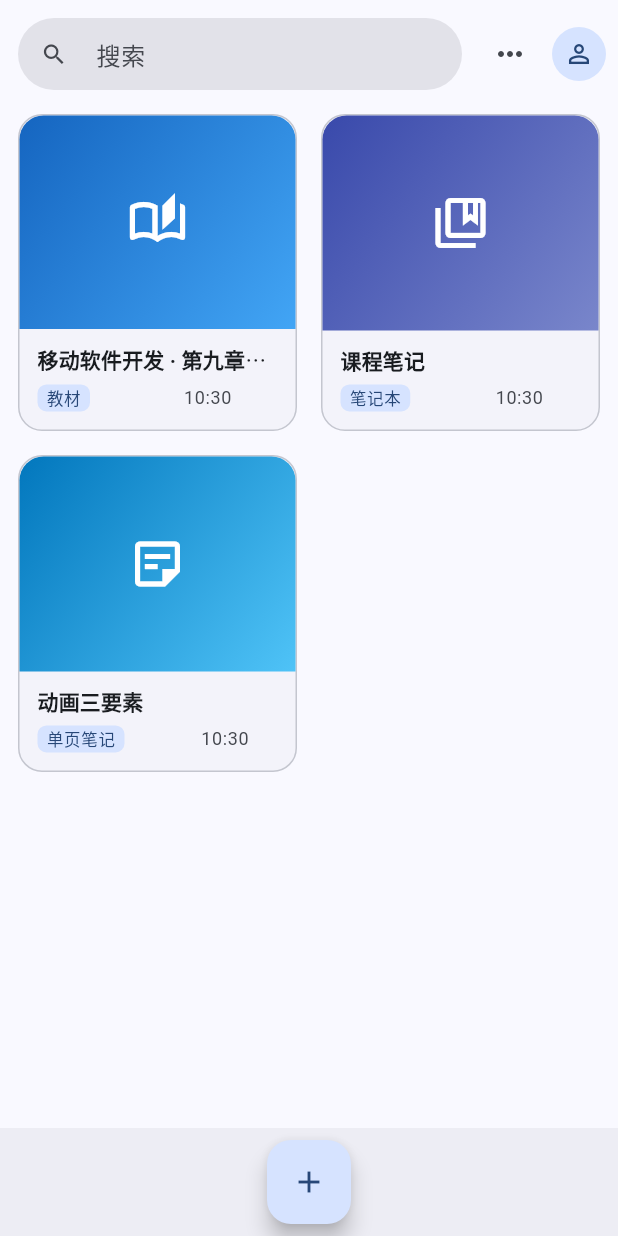
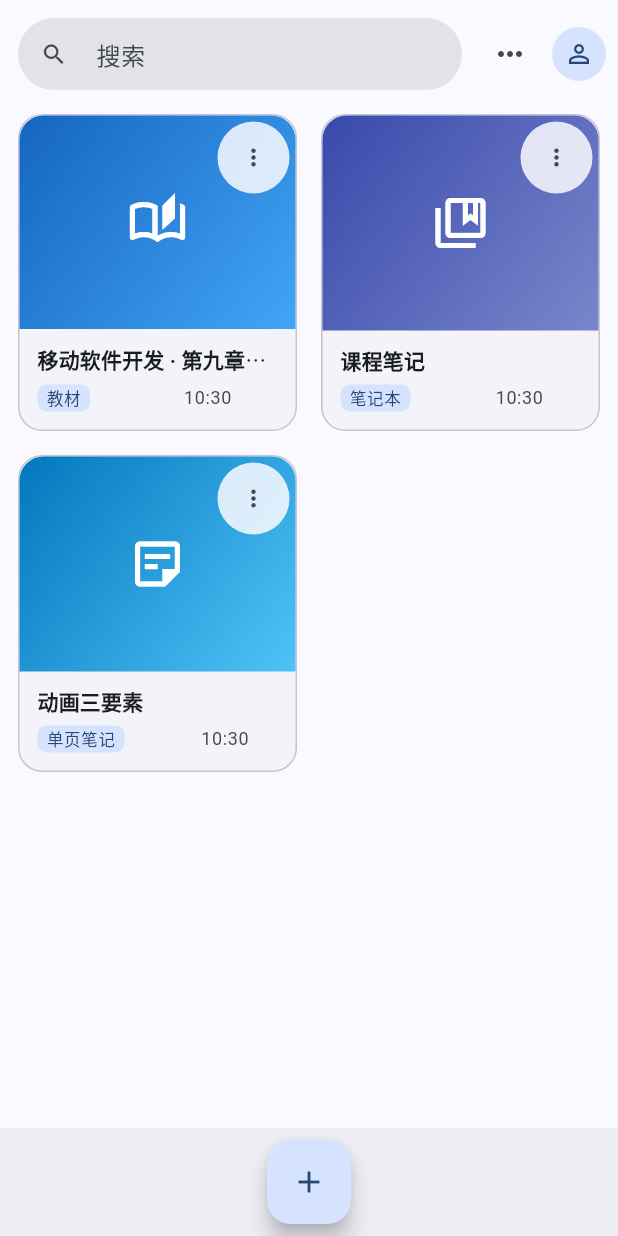
Before and after one commit to handsome-lyl/eNoteBook, a Flutter app: the screen it shows after launch, on a phone screen of 412 x 824 dp. Run offline on Flutter 3.47's test engine with Material 3 defaults, Android fonts, the phone set to English and light mode, and no system bars; our stand-ins replace file_picker.

Commit message:
feat: 支持删除教材、笔记本与单页笔记
卡片右上角新增更多菜单，删除前二次确认；删除教材/笔记本时连同其下单页笔记一并删除，笔记本详情页也可单独删除单页笔记。

```diff
--- a/lib/widgets/entry_card.dart
+++ b/lib/widgets/entry_card.dart
@@ -9,10 +9,16 @@ import 'entry_cover.dart';
 /// 鼠标悬浮时使用 AnimatedScale + AnimatedContainer 做隐式过渡
 /// （教材 9.7：动画过渡组件）。
 class EntryCard extends StatefulWidget {
-  const EntryCard({super.key, required this.entry, required this.onTap});
+  const EntryCard({
+    super.key,
+    required this.entry,
+    required this.onTap,
+    required this.onDelete,
+  });
 
   final Entry entry;
   final VoidCallback onTap;
+  final VoidCallback onDelete;
 
   @override
   State<EntryCard> createState() => _EntryCardState();
@@ -53,14 +59,17 @@ class _EntryCardState extends State<EntryCard> {
                     ]
                   : const <BoxShadow>[],
             ),
-            child: Column(
+            child: Stack(
+              children: <Widget>[
+                Column(
                   crossAxisAlignment: CrossAxisAlignment.stretch,
                   children: <Widget>[
                     Expanded(
                       child: EntryCover(
                         entry: widget.entry,
-                    borderRadius:
-                        const BorderRadius.vertical(top: Radius.circular(16)),
+                        borderRadius: const BorderRadius.vertical(
+                          top: Radius.circular(16),
+                        ),
                       ),
                     ),
                     Padding(
@@ -88,8 +97,8 @@ class _EntryCardState extends State<EntryCard> {
                                 ),
                                 child: Text(
                                   widget.entry.kind.label,
-                              style: theme.textTheme.labelSmall
-                                  ?.copyWith(color: colors.onPrimaryContainer),
+                                  style: theme.textTheme.labelSmall?.copyWith(
+                                      color: colors.onPrimaryContainer),
                                 ),
                               ),
                               const Spacer(),
@@ -98,13 +107,47 @@ class _EntryCardState extends State<EntryCard> {
                                   formatEntryTime(widget.entry.updatedAt),
                                   maxLines: 1,
                                   overflow: TextOverflow.ellipsis,
-                              style: theme.textTheme.bodySmall
-                                  ?.copyWith(color: colors.onSurfaceVariant),
+                                  style: theme.textTheme.bodySmall?.copyWith(
+                                      color: colors.onSurfaceVariant),
                                 ),
                               ),
                             ],
                           ),
                         ],
+                      ),
+                    ),
+                  ],
+                ),
+                Positioned(
+                  top: 4,
+                  right: 4,
+                  child: Material(
+                    color: colors.surface.withValues(alpha: 0.86),
+                    shape: const CircleBorder(),
+                    clipBehavior: Clip.antiAlias,
+                    child: PopupMenuButton<String>(
+                      tooltip: '更多操作',
+                      iconSize: 18,
+                      padding: EdgeInsets.zero,
+                      icon: Icon(Icons.more_vert,
+                          color: colors.onSurfaceVariant),
+                      onSelected: (value) {
+                        if (value == 'delete') widget.onDelete();
+                      },
+                      itemBuilder: (_) => const <PopupMenuEntry<String>>[
+                        PopupMenuItem<String>(
+                          value: 'delete',
+                          child: Row(
+                            mainAxisSize: MainAxisSize.min,
+                            children: <Widget>[
+                              Icon(Icons.delete_outline, size: 18),
+                              SizedBox(width: 10),
+                              Text('删除'),
+                            ],
+                          ),
+                        ),
+                      ],
+                    ),
                   ),
                 ),
               ],
--- a/pubspec.yaml
+++ b/pubspec.yaml
@@ -16,7 +16,7 @@ publish_to: 'none' # Remove this line if you wish to publish to pub.dev
 # https://developer.apple.com/library/archive/documentation/General/Reference/InfoPlistKeyReference/Articles/CoreFoundationKeys.html
 # In Windows, build-name is used as the major, minor, and patch parts
 # of the product and file versions while build-number is used as the build suffix.
-version: 1.0.0+1
+version: 1.1.0+2
 
 environment:
   sdk: ^3.13.4
```
Also changed, not shown: lib/pages/home_page.dart (+22 -2 lines), lib/pages/notebook_detail_page.dart (+32 -1 lines), lib/store/app_store.dart (+9 -0 lines), lib/widgets/dialogs.dart (+30 -0 lines), 2 other files. Lines whose indentation alone changed are shown as unchanged.
